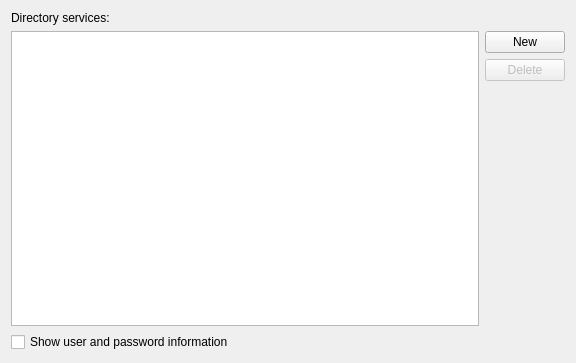
Above: libkleo/ui/directoryserviceswidget.ui from chusopr/kdepim-ktimetracker-akonadi before the change. Below: the same form after it.
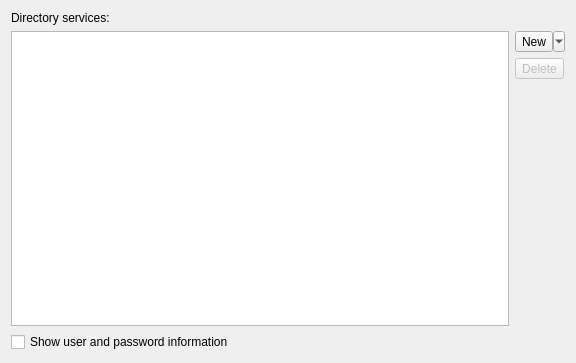
That is the form after the change.

Commit message: Massage New functionality into actually working

```diff
--- a/libkleo/ui/directoryserviceswidget.ui
+++ b/libkleo/ui/directoryserviceswidget.ui
@@ -50,7 +50,13 @@
         <number>0</number>
        </property>
        <item>
-        <widget class="QPushButton" name="newPB" >
+        <widget class="QToolButton" name="newTB" >
+         <property name="sizePolicy" >
+          <sizepolicy vsizetype="Fixed" hsizetype="Preferred" >
+           <horstretch>0</horstretch>
+           <verstretch>0</verstretch>
+          </sizepolicy>
+         </property>
          <property name="toolTip" >
           <string>Click to add a service</string>
          </property>
@@ -60,10 +66,16 @@
          <property name="text" >
           <string>New</string>
          </property>
+         <property name="popupMode" >
+          <enum>QToolButton::MenuButtonPopup</enum>
+         </property>
+         <property name="toolButtonStyle" >
+          <enum>Qt::ToolButtonTextBesideIcon</enum>
+         </property>
         </widget>
        </item>
        <item>
-        <widget class="QPushButton" name="deletePB" >
+        <widget class="QToolButton" name="deleteTB" >
          <property name="enabled" >
           <bool>false</bool>
          </property>
@@ -76,6 +88,9 @@
          <property name="text" >
           <string>Delete</string>
          </property>
+         <property name="toolButtonStyle" >
+          <enum>Qt::ToolButtonTextBesideIcon</enum>
+         </property>
         </widget>
        </item>
        <item>
```
Left out of the diff: 4 changed lines with no effect on the pictures. The commit also changes 2 other files.
